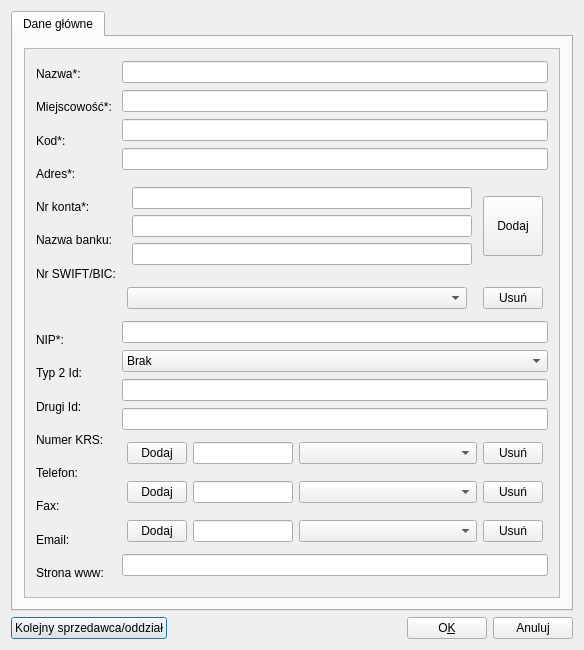
Old version of the form ui/user.ui in the repository juliagoda/qfaktury.
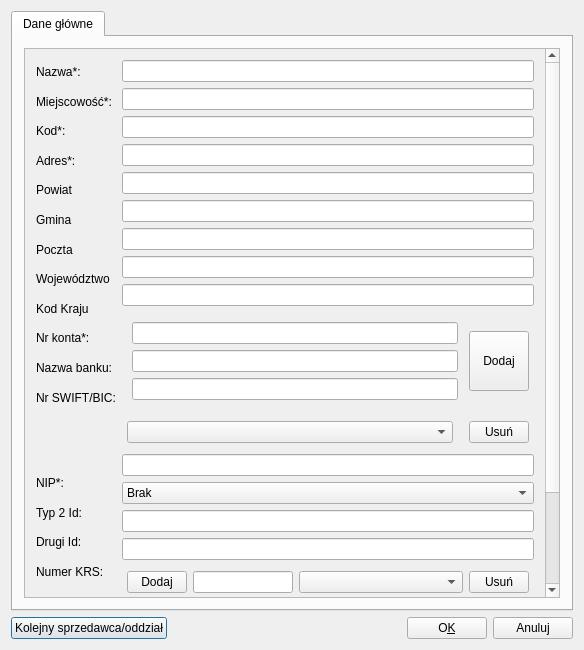
New version of the form.

Commit message: Added more places for users data

What changed in the file:
```diff
--- a/ui/user.ui
+++ b/ui/user.ui
@@ -94,7 +94,7 @@
             <x>0</x>
             <y>0</y>
             <width>528</width>
-            <height>686</height>
+            <height>876</height>
            </rect>
           </property>
           <layout class="QHBoxLayout" name="horizontalLayout_2">
@@ -104,6 +104,12 @@
               <layout class="QVBoxLayout">
                <item>
                 <widget class="QLabel" name="textLabel1">
+                 <property name="maximumSize">
+                  <size>
+                   <width>16777215</width>
+                   <height>32</height>
+                  </size>
+                 </property>
                  <property name="text">
                   <string>Nazwa*:</string>
                  </property>
@@ -114,6 +120,12 @@
                </item>
                <item>
                 <widget class="QLabel" name="textLabel3">
+                 <property name="maximumSize">
+                  <size>
+                   <width>16777215</width>
+                   <height>32</height>
+                  </size>
+                 </property>
                  <property name="text">
                   <string>Miejscowość*:</string>
                  </property>
@@ -124,6 +136,12 @@
                </item>
                <item>
                 <widget class="QLabel" name="textLabel4">
+                 <property name="maximumSize">
+                  <size>
+                   <width>16777215</width>
+                   <height>32</height>
+                  </size>
+                 </property>
                  <property name="text">
                   <string>Kod*:</string>
                  </property>
@@ -134,6 +152,12 @@
                </item>
                <item>
                 <widget class="QLabel" name="textLabel2">
+                 <property name="maximumSize">
+                  <size>
+                   <width>16777215</width>
+                   <height>32</height>
+                  </size>
+                 </property>
                  <property name="text">
                   <string>Adres*:</string>
                  </property>
@@ -142,8 +166,73 @@
                  </property>
                 </widget>
                </item>
+               <item>
+                <widget class="QLabel" name="label_8">
+                 <property name="maximumSize">
+                  <size>
+                   <width>16777215</width>
+                   <height>32</height>
+                  </size>
+                 </property>
+                 <property name="text">
+                  <string>Powiat</string>
+                 </property>
+                </widget>
+               </item>
+               <item>
+                <widget class="QLabel" name="label_9">
+                 <property name="maximumSize">
+                  <size>
+                   <width>16777215</width>
+                   <height>32</height>
+                  </size>
+                 </property>
+                 <property name="text">
+                  <string>Gmina</string>
+                 </property>
+                </widget>
+               </item>
+               <item>
+                <widget class="QLabel" name="label_10">
+                 <property name="maximumSize">
+                  <size>
+                   <width>16777215</width>
+                   <height>32</height>
+                  </size>
+                 </property>
+                 <property name="text">
+                  <string>Poczta</string>
+                 </property>
+                </widget>
+               </item>
+               <item>
+                <widget class="QLabel" name="label_7">
+                 <property name="maximumSize">
+                  <size>
+                   <width>16777215</width>
+                   <height>32</height>
+                  </size>
+                 </property>
+                 <property name="text">
+                  <string>Województwo</string>
+                 </property>
+                </widget>
+               </item>
+               <item>
+                <widget class="QLabel" name="label_6">
+                 <property name="text">
+                  <string>Kod Kraju</string>
+                 </property>
+                </widget>
+               </item>
                <item>
                 <widget class="QLabel" name="textLabel5">
+                 <property name="maximumSize">
+                  <size>
+                   <width>16777215</width>
+                   <height>50</height>
+                  </size>
+                 </property>
                  <property name="text">
                   <string>Nr konta*:</string>
                  </property>
@@ -154,6 +243,12 @@
                </item>
                <item>
                 <widget class="QLabel" name="label">
+                 <property name="maximumSize">
+                  <size>
+                   <width>16777215</width>
+                   <height>32</height>
+                  </size>
+                 </property>
                  <property name="text">
                   <string>Nazwa banku:</string>
                  </property>
@@ -161,6 +256,12 @@
                </item>
                <item>
                 <widget class="QLabel" name="label_2">
+                 <property name="maximumSize">
+                  <size>
+                   <width>16777215</width>
+                   <height>32</height>
+                  </size>
+                 </property>
                  <property name="text">
                   <string>Nr SWIFT/BIC:</string>
                  </property>
@@ -168,6 +269,18 @@
                </item>
                <item>
                 <widget class="QLabel" name="label_5">
+                 <property name="minimumSize">
+                  <size>
+                   <width>0</width>
+                   <height>50</height>
+                  </size>
+                 </property>
+                 <property name="maximumSize">
+                  <size>
+                   <width>16777215</width>
+                   <height>50</height>
+                  </size>
+                 </property>
                  <property name="text">
                   <string/>
                  </property>
@@ -254,6 +367,21 @@
                <item>
                 <widget class="QLineEdit" name="addressEdit"/>
                </item>
+               <item>
+                <widget class="QLineEdit" name="districtEdit"/>
+               </item>
+               <item>
+                <widget class="QLineEdit" name="municipalityEdit"/>
+               </item>
+               <item>
+                <widget class="QLineEdit" name="postEdit"/>
+               </item>
+               <item>
+                <widget class="QLineEdit" name="provinceEdit"/>
+               </item>
+               <item>
+                <widget class="QLineEdit" name="codeLandEdit"/>
+               </item>
                <item>
                 <layout class="QHBoxLayout" name="horizontalLayout_5">
                  <property name="leftMargin">
```
The commit also changes 3 other files.
